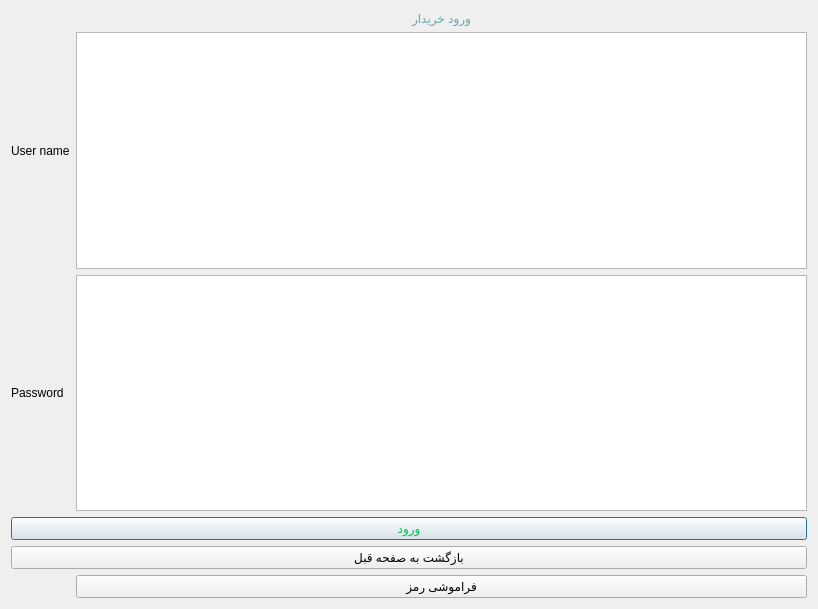
Qt form Project_Ap/loginclient.ui (AP-projects-4001/metagoofill) before a commit.
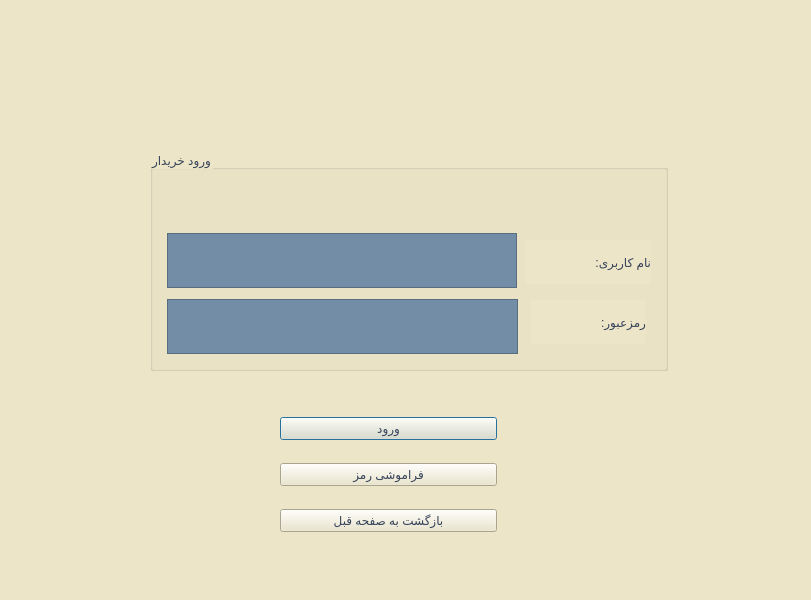
The same form after that commit.

```diff
--- a/Project_Ap/loginclient.ui
+++ b/Project_Ap/loginclient.ui
@@ -6,90 +6,156 @@
    <rect>
     <x>0</x>
     <y>0</y>
-    <width>818</width>
-    <height>609</height>
+    <width>811</width>
+    <height>600</height>
    </rect>
   </property>
   <property name="windowTitle">
    <string>Dialog</string>
   </property>
-  <layout class="QGridLayout" name="gridLayout_2">
-   <item row="0" column="0" rowspan="2" colspan="2">
-    <layout class="QGridLayout" name="gridLayout">
-     <item row="1" column="1">
-      <widget class="QTextEdit" name="textEdit"/>
-     </item>
-     <item row="4" column="0" colspan="2">
-      <widget class="QPushButton" name="pushButton">
        <property name="styleSheet">
-        <string notr="true">font: 75 26pt &quot;MS Shell Dlg 2&quot;;
-color: rgb(0, 191, 92);</string>
-       </property>
+   <string notr="true">background-color: rgb(236, 229, 199);</string>
+  </property>
+  <widget class="QGroupBox" name="groupBox">
+   <property name="geometry">
+    <rect>
+     <x>150</x>
+     <y>150</y>
+     <width>518</width>
+     <height>221</height>
+    </rect>
+   </property>
+   <property name="styleSheet">
+    <string notr="true">color: rgb(53, 66, 89);
+font: 20pt &quot;Lalezar&quot;;</string>
+   </property>
+   <property name="title">
+    <string>ورود خریدار</string>
+   </property>
+   <widget class="QLabel" name="label">
+    <property name="geometry">
+     <rect>
+      <x>376</x>
+      <y>90</y>
+      <width>125</width>
+      <height>44</height>
+     </rect>
+    </property>
+    <property name="styleSheet">
+     <string notr="true">font: 14pt &quot;Lalezar&quot;;</string>
+    </property>
        <property name="text">
-        <string>ورود</string>
-       </property>
-      </widget>
-     </item>
-     <item row="3" column="1">
-      <widget class="QTextEdit" name="textEdit_2"/>
-     </item>
-     <item row="5" column="0" colspan="2">
-      <widget class="QPushButton" name="pushButton_2">
+     <string>نام کاربری:</string>
+    </property>
+   </widget>
+   <widget class="QTextEdit" name="textEdit">
+    <property name="geometry">
+     <rect>
+      <x>17</x>
+      <y>83</y>
+      <width>350</width>
+      <height>55</height>
+     </rect>
+    </property>
        <property name="styleSheet">
-        <string notr="true">font: 14pt &quot;MS Shell Dlg 2&quot;;</string>
-       </property>
+     <string notr="true">background-color: rgb(116, 141, 166);</string>
+    </property>
+   </widget>
+   <widget class="QLabel" name="label_2">
+    <property name="geometry">
+     <rect>
+      <x>380</x>
+      <y>150</y>
+      <width>116</width>
+      <height>44</height>
+     </rect>
+    </property>
+    <property name="styleSheet">
+     <string notr="true">font: 14pt &quot;Lalezar&quot;;</string>
+    </property>
        <property name="text">
-        <string>بازگشت به صفحه قبل</string>
-       </property>
-      </widget>
-     </item>
-     <item row="0" column="1">
+     <string>رمزعبور:</string>
+    </property>
+   </widget>
+   <widget class="QTextEdit" name="textEdit_2">
+    <property name="geometry">
+     <rect>
+      <x>17</x>
+      <y>149</y>
+      <width>351</width>
+      <height>55</height>
+     </rect>
+    </property>
+    <property name="styleSheet">
+     <string notr="true">background-color: rgb(116, 141, 166);</string>
+    </property>
+   </widget>
+  </widget>
       <widget class="QLabel" name="label_3">
+   <property name="geometry">
+    <rect>
+     <x>620</x>
+     <y>10</y>
+     <width>172</width>
+     <height>45</height>
+    </rect>
+   </property>
        <property name="styleSheet">
         <string notr="true">font: 20pt &quot;MS Shell Dlg 2&quot;;
 color: rgb(105, 166, 161);</string>
        </property>
        <property name="text">
-        <string>ورود خریدار</string>
+    <string/>
        </property>
        <property name="alignment">
         <set>Qt::AlignCenter</set>
        </property>
       </widget>
-     </item>
-     <item row="1" column="0">
-      <widget class="QLabel" name="label">
-       <property name="styleSheet">
-        <string notr="true">font: 22pt &quot;MS Shell Dlg 2&quot;;</string>
-       </property>
-       <property name="text">
-        <string>User name</string>
-       </property>
-      </widget>
-     </item>
-     <item row="3" column="0">
-      <widget class="QLabel" name="label_2">
+  <widget class="QWidget" name="">
+   <property name="geometry">
+    <rect>
+     <x>280</x>
+     <y>400</y>
+     <width>217</width>
+     <height>151</height>
+    </rect>
+   </property>
+   <layout class="QVBoxLayout" name="verticalLayout_2">
+    <item>
+     <widget class="QPushButton" name="pushButton">
        <property name="styleSheet">
-        <string notr="true">font: 22pt &quot;MS Shell Dlg 2&quot;;</string>
+       <string notr="true">font: 14pt &quot;Lalezar&quot;;
+color: rgb(53, 66, 89);</string>
        </property>
        <property name="text">
-        <string>Password</string>
+       <string>ورود</string>
        </property>
       </widget>
      </item>
-     <item row="6" column="1">
+    <item>
       <widget class="QPushButton" name="pushButton_3">
        <property name="styleSheet">
-        <string notr="true">font: 18pt &quot;MS Shell Dlg 2&quot;;</string>
+       <string notr="true">font: 14pt &quot;Lalezar&quot;;
+color: rgb(53, 66, 89);</string>
        </property>
        <property name="text">
         <string>فراموشی رمز</string>
        </property>
       </widget>
      </item>
-    </layout>
-   </item>
-  </layout>
+    <item>
+     <widget class="QPushButton" name="pushButton_2">
+      <property name="styleSheet">
+       <string notr="true">font: 14pt &quot;Lalezar&quot;;
+color: rgb(53, 66, 89);</string>
+      </property>
+      <property name="text">
+       <string>بازگشت به صفحه قبل</string>
+      </property>
+     </widget>
+    </item>
+   </layout>
+  </widget>
  </widget>
  <resources/>
  <connections/>
```
Lines whose indentation alone changed are shown as unchanged.
